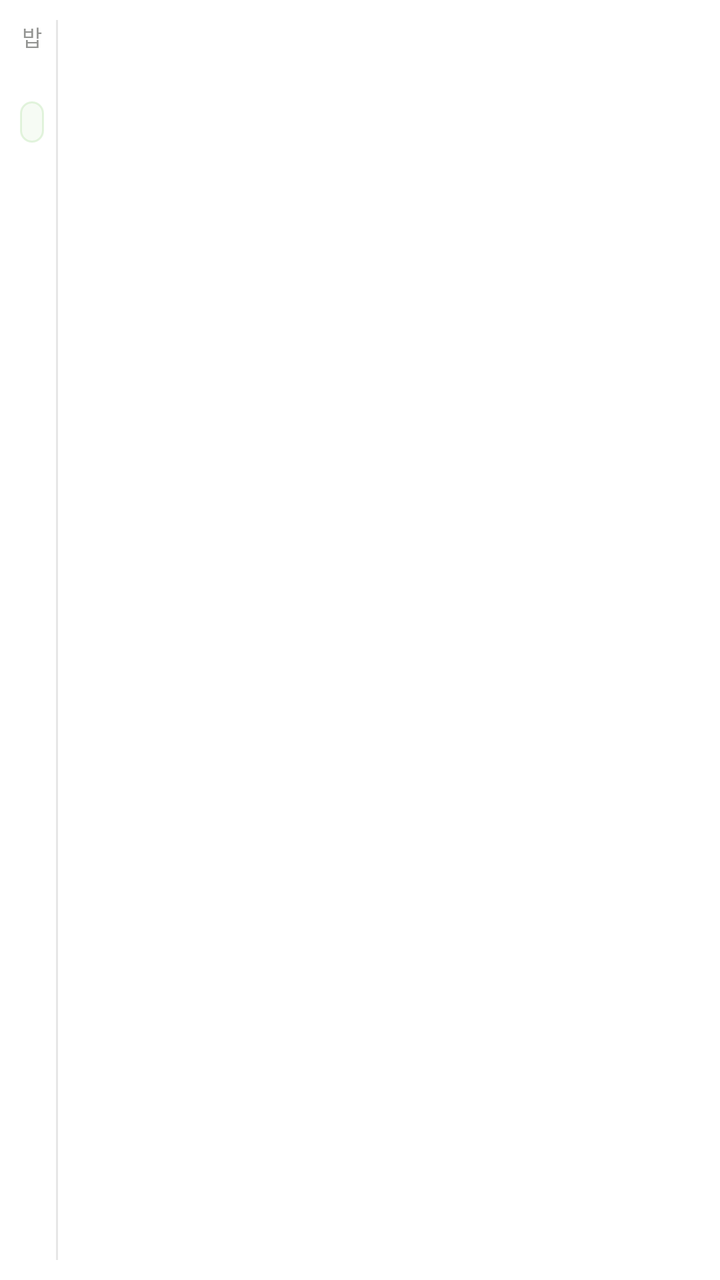
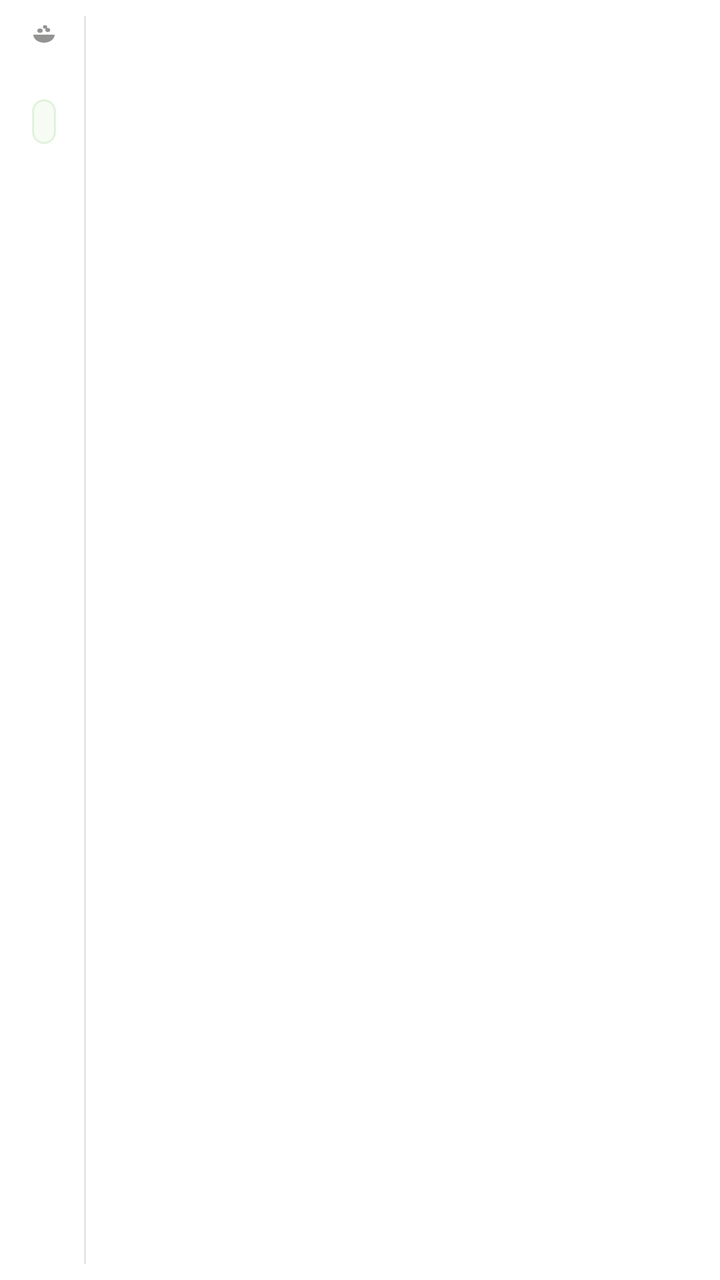

Before-and-after screenshots of an Android layout around one commit, followed by the original layout XML and the change that was made.
<!-- AndroidManifest.xml: fallback theme Theme.MaterialComponents.DayNight.NoActionBar -->
<!-- res/layout/youth_paper_meal_widget.xml -->
<?xml version="1.0" encoding="utf-8"?>
<LinearLayout xmlns:android="http://schemas.android.com/apk/res/android"
  android:id="@+id/meal_root"
  android:layout_width="match_parent"
  android:layout_height="match_parent"
  android:background="#FFFFFF"
  android:orientation="vertical"
  android:padding="10dp">

  <TextView
    android:id="@+id/meal_empty"
    android:layout_width="match_parent"
    android:layout_height="match_parent"
    android:gravity="center"
    android:text="급식 정보 없음"
    android:textColor="#FF888780"
    android:textSize="12sp"
    android:visibility="gone" />

  <LinearLayout
    android:id="@+id/meal_content"
    android:layout_width="match_parent"
    android:layout_height="match_parent"
    android:orientation="horizontal">

    <LinearLayout
      android:layout_width="wrap_content"
      android:layout_height="match_parent"
      android:gravity="center_horizontal"
      android:orientation="vertical">

      <TextView
        android:layout_width="wrap_content"
        android:layout_height="wrap_content"
        android:text="밥"
        android:textColor="#80272A26"
        android:textSize="11sp" />

      <TextView
        android:id="@+id/meal_date"
        android:layout_width="wrap_content"
        android:layout_height="wrap_content"
        android:layout_marginTop="6dp"
        android:gravity="center"
        android:maxLines="1"
        android:textColor="#80272A26"
        android:textSize="9sp" />

      <TextView
        android:id="@+id/meal_badge"
        android:layout_width="wrap_content"
        android:layout_height="wrap_content"
        android:layout_marginTop="6dp"
        android:background="@drawable/meal_type_badge"
        android:paddingLeft="6dp"
        android:paddingTop="3dp"
        android:paddingRight="6dp"
        android:paddingBottom="3dp"
        android:textColor="#FF6F9163"
        android:textSize="11sp" />
    </LinearLayout>

    <TextView
      android:layout_width="1dp"
      android:layout_height="match_parent"
      android:layout_marginLeft="6dp"
      android:layout_marginRight="6dp"
      android:background="#FFE6E6E6"
      android:text="" />

    <LinearLayout
      android:layout_width="0dp"
      android:layout_height="match_parent"
      android:layout_weight="1"
      android:orientation="vertical">

      <TextView
        android:id="@+id/meal_no_info"
        android:layout_width="wrap_content"
        android:layout_height="wrap_content"
        android:text="정보 없음"
        android:textColor="#FF272A26"
        android:textSize="11sp"
        android:visibility="gone" />

      <LinearLayout
        android:id="@+id/meal_menus"
        android:layout_width="match_parent"
        android:layout_height="0dp"
        android:layout_weight="1"
        android:orientation="vertical">

        <TextView android:id="@+id/meal_menu_1" android:layout_width="match_parent" android:layout_height="wrap_content" android:layout_marginBottom="2dp" android:ellipsize="end" android:maxLines="1" android:textColor="#FF272A26" android:textSize="11sp" />
        <TextView android:id="@+id/meal_menu_2" android:layout_width="match_parent" android:layout_height="wrap_content" android:layout_marginBottom="2dp" android:ellipsize="end" android:maxLines="1" android:textColor="#FF272A26" android:textSize="11sp" />
        <TextView android:id="@+id/meal_menu_3" android:layout_width="match_parent" android:layout_height="wrap_content" android:layout_marginBottom="2dp" android:ellipsize="end" android:maxLines="1" android:textColor="#FF272A26" android:textSize="11sp" />
        <TextView android:id="@+id/meal_menu_4" android:layout_width="match_parent" android:layout_height="wrap_content" android:layout_marginBottom="2dp" android:ellipsize="end" android:maxLines="1" android:textColor="#FF272A26" android:textSize="11sp" />
        <TextView android:id="@+id/meal_menu_5" android:layout_width="match_parent" android:layout_height="wrap_content" android:layout_marginBottom="2dp" android:ellipsize="end" android:maxLines="1" android:textColor="#FF272A26" android:textSize="11sp" />
        <TextView android:id="@+id/meal_menu_6" android:layout_width="match_parent" android:layout_height="wrap_content" android:layout_marginBottom="2dp" android:ellipsize="end" android:maxLines="1" android:textColor="#FF272A26" android:textSize="11sp" />
      </LinearLayout>

      <TextView
        android:id="@+id/meal_more"
        android:layout_width="match_parent"
        android:layout_height="wrap_content"
        android:gravity="end"
        android:text="더보기"
        android:textColor="#4D272A26"
        android:textSize="10sp"
        android:visibility="gone" />
    </LinearLayout>
  </LinearLayout>
</LinearLayout>
<!-- resources referenced by this layout -->
<resources>
  <!-- drawable meal_type_badge (drawable) -->
  <?xml version="1.0" encoding="utf-8"?>
  <shape xmlns:android="http://schemas.android.com/apk/res/android"
    android:shape="rectangle">
    <solid android:color="#1AA6DA95" />
    <stroke
      android:width="1dp"
      android:color="#4DA6DA95" />
    <corners android:radius="999dp" />
  </shape>
</resources>

<!-- the commit's change to res/layout/youth_paper_meal_widget.xml (unified diff, before → after) -->
@@ -5,7 +5,7 @@
   android:layout_height="match_parent"
   android:background="#FFFFFF"
   android:orientation="vertical"
-  android:padding="10dp">
+  android:padding="8dp">
 
   <TextView
     android:id="@+id/meal_empty"
@@ -14,7 +14,7 @@
     android:gravity="center"
     android:text="급식 정보 없음"
     android:textColor="#FF888780"
-    android:textSize="12sp"
+    android:textSize="13sp"
     android:visibility="gone" />
 
   <LinearLayout
@@ -27,14 +27,15 @@
       android:layout_width="wrap_content"
       android:layout_height="match_parent"
       android:gravity="center_horizontal"
-      android:orientation="vertical">
+      android:minWidth="28dp"
+      android:orientation="vertical"
+      android:paddingRight="0dp">
 
-      <TextView
-        android:layout_width="wrap_content"
-        android:layout_height="wrap_content"
-        android:text="밥"
-        android:textColor="#80272A26"
-        android:textSize="11sp" />
+      <ImageView
+        android:layout_width="16dp"
+        android:layout_height="16dp"
+        android:contentDescription="@null"
+        android:src="@drawable/ic_meal_rice" />
 
       <TextView
         android:id="@+id/meal_date"
@@ -44,7 +45,7 @@
         android:gravity="center"
         android:maxLines="1"
         android:textColor="#80272A26"
-        android:textSize="9sp" />
+        android:textSize="10sp" />
 
       <TextView
         android:id="@+id/meal_badge"
@@ -57,14 +58,14 @@
         android:paddingRight="6dp"
         android:paddingBottom="3dp"
         android:textColor="#FF6F9163"
-        android:textSize="11sp" />
+        android:textSize="12sp" />
     </LinearLayout>
 
     <TextView
       android:layout_width="1dp"
       android:layout_height="match_parent"
       android:layout_marginLeft="6dp"
-      android:layout_marginRight="6dp"
+      android:layout_marginRight="8dp"
       android:background="#FFE6E6E6"
       android:text="" />
 
@@ -72,6 +73,7 @@
       android:layout_width="0dp"
       android:layout_height="match_parent"
       android:layout_weight="1"
+      android:gravity="top"
       android:orientation="vertical">
 
       <TextView
@@ -80,33 +82,15 @@
         android:layout_height="wrap_content"
         android:text="정보 없음"
         android:textColor="#FF272A26"
-        android:textSize="11sp"
+        android:textSize="12sp"
         android:visibility="gone" />
 
-      <LinearLayout
-        android:id="@+id/meal_menus"
-        android:layout_width="match_parent"
-        android:layout_height="0dp"
-        android:layout_weight="1"
-        android:orientation="vertical">
-
-        <TextView android:id="@+id/meal_menu_1" android:layout_width="match_parent" android:layout_height="wrap_content" android:layout_marginBottom="2dp" android:ellipsize="end" android:maxLines="1" android:textColor="#FF272A26" android:textSize="11sp" />
-        <TextView android:id="@+id/meal_menu_2" android:layout_width="match_parent" android:layout_height="wrap_content" android:layout_marginBottom="2dp" android:ellipsize="end" android:maxLines="1" android:textColor="#FF272A26" android:textSize="11sp" />
-        <TextView android:id="@+id/meal_menu_3" android:layout_width="match_parent" android:layout_height="wrap_content" android:layout_marginBottom="2dp" android:ellipsize="end" android:maxLines="1" android:textColor="#FF272A26" android:textSize="11sp" />
-        <TextView android:id="@+id/meal_menu_4" android:layout_width="match_parent" android:layout_height="wrap_content" android:layout_marginBottom="2dp" android:ellipsize="end" android:maxLines="1" android:textColor="#FF272A26" android:textSize="11sp" />
-        <TextView android:id="@+id/meal_menu_5" android:layout_width="match_parent" android:layout_height="wrap_content" android:layout_marginBottom="2dp" android:ellipsize="end" android:maxLines="1" android:textColor="#FF272A26" android:textSize="11sp" />
-        <TextView android:id="@+id/meal_menu_6" android:layout_width="match_parent" android:layout_height="wrap_content" android:layout_marginBottom="2dp" android:ellipsize="end" android:maxLines="1" android:textColor="#FF272A26" android:textSize="11sp" />
-      </LinearLayout>
-
-      <TextView
-        android:id="@+id/meal_more"
-        android:layout_width="match_parent"
-        android:layout_height="wrap_content"
-        android:gravity="end"
-        android:text="더보기"
-        android:textColor="#4D272A26"
-        android:textSize="10sp"
-        android:visibility="gone" />
+      <TextView android:id="@+id/meal_menu_1" android:layout_width="match_parent" android:layout_height="wrap_content" android:paddingTop="1dp" android:paddingBottom="1dp" android:ellipsize="end" android:maxLines="1" android:textColor="#FF272A26" android:textSize="12sp" />
+      <TextView android:id="@+id/meal_menu_2" android:layout_width="match_parent" android:layout_height="wrap_content" android:paddingTop="1dp" android:paddingBottom="1dp" android:ellipsize="end" android:maxLines="1" android:textColor="#FF272A26" android:textSize="12sp" />
+      <TextView android:id="@+id/meal_menu_3" android:layout_width="match_parent" android:layout_height="wrap_content" android:paddingTop="1dp" android:paddingBottom="1dp" android:ellipsize="end" android:maxLines="1" android:textColor="#FF272A26" android:textSize="12sp" />
+      <TextView android:id="@+id/meal_menu_4" android:layout_width="match_parent" android:layout_height="wrap_content" android:paddingTop="1dp" android:paddingBottom="1dp" android:ellipsize="end" android:maxLines="1" android:textColor="#FF272A26" android:textSize="12sp" />
+      <TextView android:id="@+id/meal_menu_5" android:layout_width="match_parent" android:layout_height="wrap_content" android:paddingTop="1dp" android:paddingBottom="1dp" android:ellipsize="end" android:maxLines="1" android:textColor="#FF272A26" android:textSize="12sp" />
+      <TextView android:id="@+id/meal_menu_6" android:layout_width="match_parent" android:layout_height="wrap_content" android:paddingTop="1dp" android:paddingBottom="1dp" android:ellipsize="end" android:maxLines="1" android:textColor="#FF272A26" android:textSize="12sp" />
     </LinearLayout>
   </LinearLayout>
 </LinearLayout>
<!-- resource entries referenced after the edit -->
@@ -1,5 +1,19 @@
 <!-- resources referenced by this layout -->
 <resources>
+  <!-- drawable ic_meal_rice (drawable) -->
+  <?xml version="1.0" encoding="utf-8"?>
+  <vector xmlns:android="http://schemas.android.com/apk/res/android"
+    android:width="16dp"
+    android:height="16dp"
+    android:viewportWidth="24"
+    android:viewportHeight="24">
+    <path
+      android:fillColor="#80272A26"
+      android:pathData="M4,14c0,3.3 3.6,6 8,6s8,-2.7 8,-6H4z" />
+    <path
+      android:fillColor="#80272A26"
+      android:pathData="M7,11a2,1.6 0,1 0,4 0a2,1.6 0,1 0,-4 0zM13,10.5a1.8,1.5 0,1 0,3.6 0a1.8,1.5 0,1 0,-3.6 0zM11.2,8.2a1.6,1.3 0,1 0,3.2 0a1.6,1.3 0,1 0,-3.2 0z" />
+  </vector>
   <!-- drawable meal_type_badge (drawable) -->
   <?xml version="1.0" encoding="utf-8"?>
   <shape xmlns:android="http://schemas.android.com/apk/res/android"
